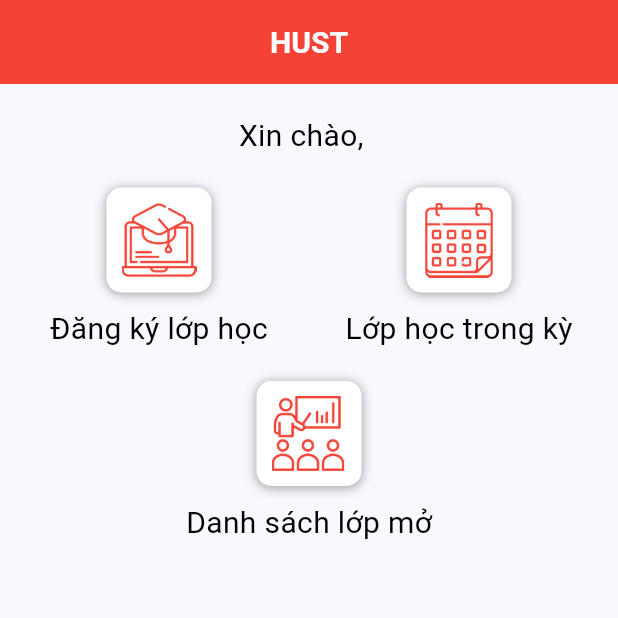
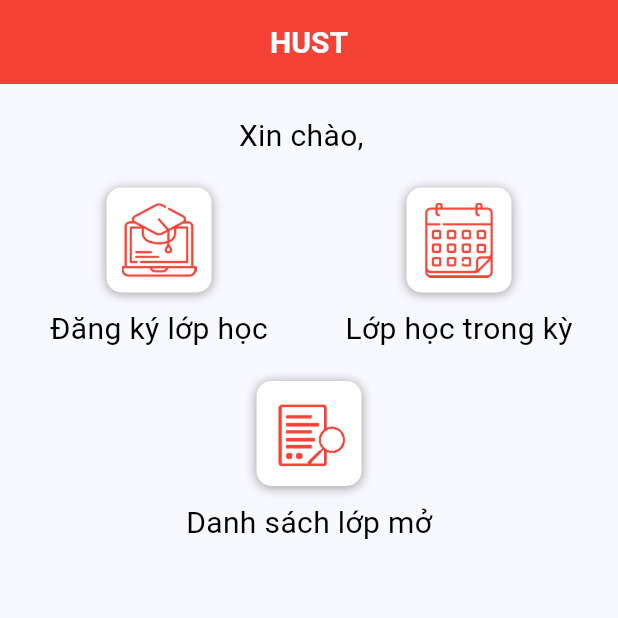
Before and after one commit to huulamthcsyl/IT4788-20241, a Flutter app: the HomeView screen opened by its route, on a phone screen of 412 x 824 dp, the top half of it. Run offline on Flutter 3.47's test engine with Material 3 defaults, Android fonts, the phone set to English and light mode, and no system bars; our stand-ins replace device_info_plus, file_picker, firebase_core, firebase_messaging, flutter_secure_storage, fluttertoast and 5 more; missing offline and left inert: dart:ffi, stomp_dart_client; accounts and stored records are empty; network calls fail; statements that could not run were skipped.

Commit message:
Upload Icon

```diff
--- a/lib/class_attendance/views/class_attendance_view.dart
+++ b/lib/class_attendance/views/class_attendance_view.dart
@@ -213,7 +213,7 @@ class ClassAttendanceViewState extends State<ClassAttendanceView> {
     } else {
       return Expanded(
         child: Padding(
-          padding: const EdgeInsets.symmetric(horizontal: 16),
+          padding: const EdgeInsets.symmetric(horizontal: 18),
           child: ListView.builder(
             itemCount: viewModel.filteredAttendanceList.length,
             itemBuilder: (context, index) {
--- a/lib/home/views/home_view.dart
+++ b/lib/home/views/home_view.dart
@@ -58,7 +58,7 @@ class _HomeViewState extends State<HomeView> {
                   title: 'Quản lý lớp học', icon: const ImageIcon(AssetImage('assets/img/class_management_icon.png'), size: 50, color: Colors.red,),
                   onPressed: () {Navigator.pushNamed(context, '/class-control');}),
                  HomeButton(
-                  title: 'Tạo lớp học', icon: const ImageIcon(AssetImage('assets/img/class_management_icon.png'), size: 50, color: Colors.red),
+                  title: 'Tạo lớp học', icon: const ImageIcon(AssetImage('assets/img/class_create_icon.png'), size: 50, color: Colors.red),
                   onPressed: () {Navigator.push(
                     context,
                     MaterialPageRoute(
@@ -70,7 +70,7 @@ class _HomeViewState extends State<HomeView> {
                     ),
                   );}),
                 HomeButton(
-                    title: 'Danh sách lớp mở', icon: const ImageIcon(AssetImage('assets/img/class_management_icon.png'), size: 50, color: Colors.red,),
+                    title: 'Danh sách lớp mở', icon: const ImageIcon(AssetImage('assets/img/class_open_list_icon.png'), size: 50, color: Colors.red,),
                     onPressed: () {Navigator.pushNamed(context, '/class-list');}),
               ],
             ),
@@ -94,7 +94,7 @@ class _HomeViewState extends State<HomeView> {
                 HomeButton(title: 'Lớp học trong kỳ', icon: const ImageIcon(AssetImage('assets/img/class_schedule_icon.png'), size: 50, color: Colors.red),
                   onPressed: () {Navigator.pushNamed(context, '/students-class');}),
                 HomeButton(
-                    title: 'Danh sách lớp mở', icon: const ImageIcon(AssetImage('assets/img/class_management_icon.png'), size: 50, color: Colors.red,),
+                    title: 'Danh sách lớp mở', icon: const ImageIcon(AssetImage('assets/img/class_open_list_icon.png'), size: 50, color: Colors.red,),
                     onPressed: () {Navigator.pushNamed(context, '/class-list');}),
               ],
             ),
--- a/lib/utils/get_material_icon.dart
+++ b/lib/utils/get_material_icon.dart
@@ -8,6 +8,8 @@ String getMaterialIcon(String material_type){
       return "assets/img/ppt_icon.png";
     case "DOC":
       return "assets/img/doc_icon.png";
+    case "TXT":
+      return "assets/img/txt_icon.png";
     default:
       return "assets/img/unknown_icon.png";
   }
```
Also changed, not shown: lib/class_attendance/widgets/attendance_item.dart (+24 -10 lines), assets/img/class_create_icon.png (added), assets/img/class_open_list_icon.png (added), assets/img/txt_icon.png (added), 2 other files.
